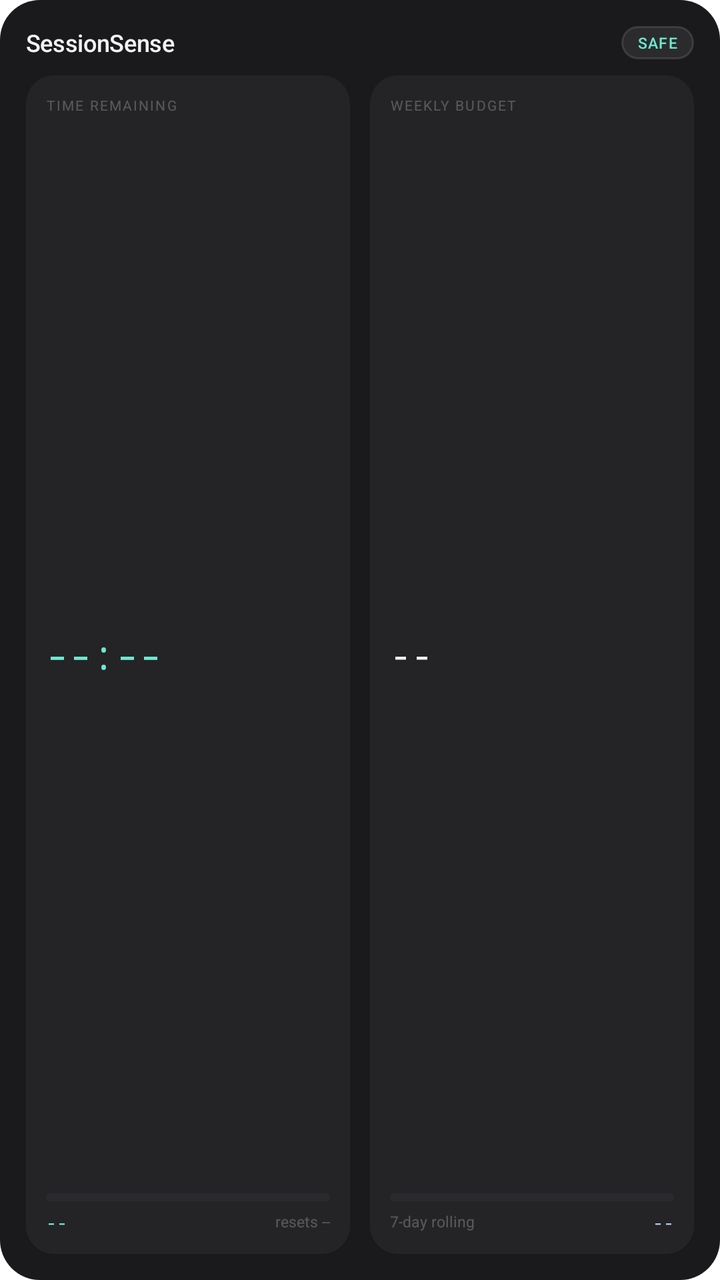
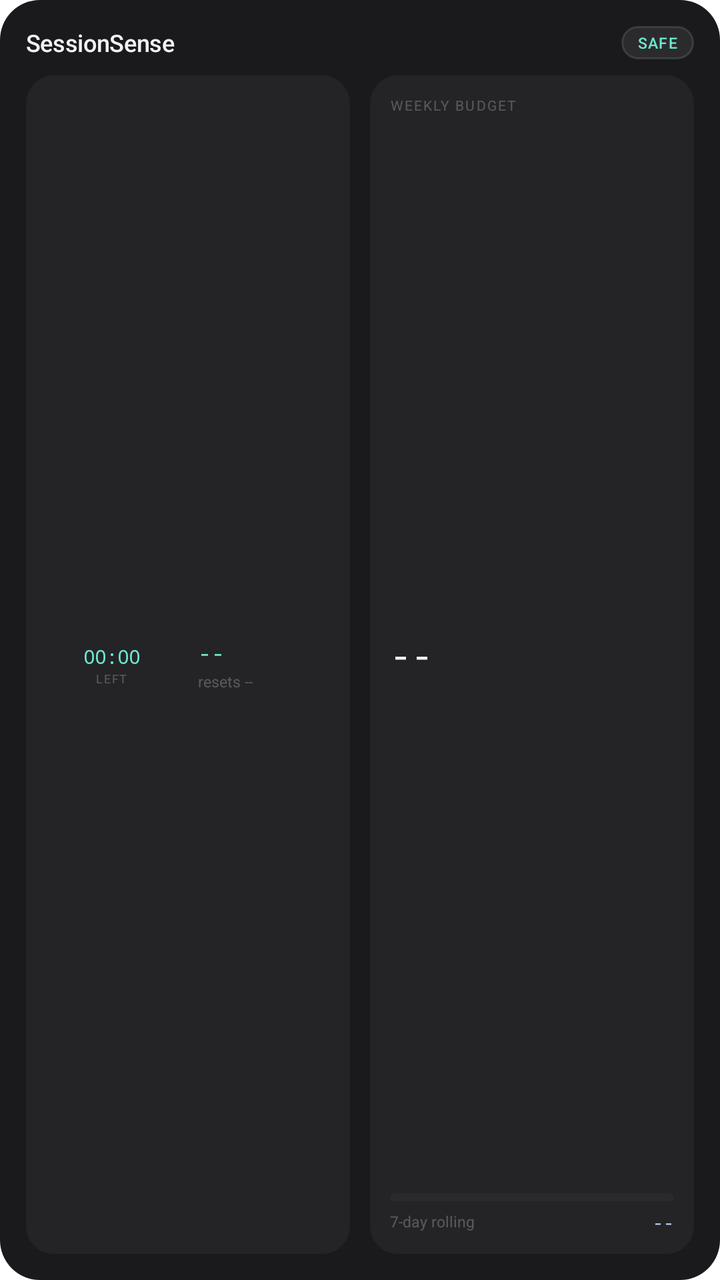

Before-and-after screenshots of an Android layout around one commit, followed by the original layout XML and the change that was made.
<!-- AndroidManifest.xml: fallback theme Theme.MaterialComponents.DayNight.NoActionBar -->
<!-- res/layout/widget_medium.xml -->
<?xml version="1.0" encoding="utf-8"?>
<LinearLayout xmlns:android="http://schemas.android.com/apk/res/android"
    android:layout_width="match_parent"
    android:layout_height="match_parent"
    android:orientation="vertical"
    android:background="@drawable/widget_bg"
    android:padding="13dp">

    
    <LinearLayout
        android:layout_width="match_parent"
        android:layout_height="wrap_content"
        android:orientation="horizontal"
        android:gravity="center_vertical"
        android:layout_marginBottom="8dp">

        <TextView
            android:layout_width="0dp"
            android:layout_height="wrap_content"
            android:layout_weight="1"
            android:text="SessionSense"
            android:textColor="#F2F2F3"
            android:textSize="12sp"
            android:fontFamily="sans-serif-medium"
            android:letterSpacing="-0.01" />

        <TextView
            android:id="@+id/widget_status_pill"
            android:layout_width="wrap_content"
            android:layout_height="wrap_content"
            android:text="SAFE"
            android:textColor="#6EE7D0"
            android:textSize="7.5sp"
            android:fontFamily="sans-serif-medium"
            android:letterSpacing="0.06"
            android:paddingStart="8dp"
            android:paddingEnd="8dp"
            android:paddingTop="3dp"
            android:paddingBottom="3dp"
            android:background="@drawable/widget_pill_neutral" />

    </LinearLayout>

    
    <LinearLayout
        android:layout_width="match_parent"
        android:layout_height="0dp"
        android:layout_weight="1"
        android:orientation="horizontal">

        
        <LinearLayout
            android:layout_width="0dp"
            android:layout_height="match_parent"
            android:layout_weight="1"
            android:orientation="vertical"
            android:background="@drawable/widget_section"
            android:padding="10dp"
            android:layout_marginEnd="5dp">

            <TextView
                android:layout_width="match_parent"
                android:layout_height="wrap_content"
                android:text="TIME REMAINING"
                android:textColor="#40F2F2F3"
                android:textSize="7sp"
                android:letterSpacing="0.10" />

            
            <TextView
                android:id="@+id/widget_session_remaining"
                android:layout_width="wrap_content"
                android:layout_height="0dp"
                android:layout_weight="1"
                android:gravity="center_vertical"
                android:text="--:--"
                android:textColor="#6EE7D0"
                android:textSize="20sp"
                android:fontFamily="monospace"
                android:letterSpacing="-0.02" />

            
            <ProgressBar
                android:id="@+id/widget_session_bar_teal"
                style="?android:attr/progressBarStyleHorizontal"
                android:layout_width="match_parent"
                android:layout_height="4dp"
                android:layout_marginBottom="4dp"
                android:progress="0"
                android:max="100"
                android:progressDrawable="@drawable/widget_progress_teal" />

            <ProgressBar
                android:id="@+id/widget_session_bar_amber"
                style="?android:attr/progressBarStyleHorizontal"
                android:layout_width="match_parent"
                android:layout_height="4dp"
                android:layout_marginBottom="4dp"
                android:progress="0"
                android:max="100"
                android:visibility="gone"
                android:progressDrawable="@drawable/widget_progress_amber" />

            <ProgressBar
                android:id="@+id/widget_session_bar_coral"
                style="?android:attr/progressBarStyleHorizontal"
                android:layout_width="match_parent"
                android:layout_height="4dp"
                android:layout_marginBottom="4dp"
                android:progress="0"
                android:max="100"
                android:visibility="gone"
                android:progressDrawable="@drawable/widget_progress_coral" />

            
            <LinearLayout
                android:layout_width="match_parent"
                android:layout_height="wrap_content"
                android:orientation="horizontal"
                android:gravity="center_vertical">

                <TextView
                    android:id="@+id/widget_session_pct"
                    android:layout_width="0dp"
                    android:layout_height="wrap_content"
                    android:layout_weight="1"
                    android:text="--"
                    android:textColor="#6EE7D0"
                    android:textSize="9sp"
                    android:fontFamily="monospace" />

                <TextView
                    android:id="@+id/widget_session_reset"
                    android:layout_width="wrap_content"
                    android:layout_height="wrap_content"
                    android:text="resets --"
                    android:textColor="#40F2F2F3"
                    android:textSize="7.5sp"
                    android:singleLine="true"
                    android:ellipsize="end" />

            </LinearLayout>

        </LinearLayout>

        
        <LinearLayout
            android:layout_width="0dp"
            android:layout_height="match_parent"
            android:layout_weight="1"
            android:orientation="vertical"
            android:background="@drawable/widget_section"
            android:padding="10dp"
            android:layout_marginStart="5dp">

            <TextView
                android:layout_width="match_parent"
                android:layout_height="wrap_content"
                android:text="WEEKLY BUDGET"
                android:textColor="#40F2F2F3"
                android:textSize="7sp"
                android:letterSpacing="0.10" />

            
            <TextView
                android:id="@+id/widget_est_tokens"
                android:layout_width="wrap_content"
                android:layout_height="0dp"
                android:layout_weight="1"
                android:gravity="center_vertical"
                android:text="--"
                android:textColor="#F2F2F3"
                android:textSize="18sp"
                android:fontFamily="monospace" />

            <ProgressBar
                android:id="@+id/widget_weekly_bar"
                style="?android:attr/progressBarStyleHorizontal"
                android:layout_width="match_parent"
                android:layout_height="4dp"
                android:layout_marginBottom="4dp"
                android:progress="0"
                android:max="100"
                android:progressDrawable="@drawable/widget_progress_blue" />

            
            <LinearLayout
                android:layout_width="match_parent"
                android:layout_height="wrap_content"
                android:orientation="horizontal"
                android:gravity="center_vertical">

                <TextView
                    android:layout_width="0dp"
                    android:layout_height="wrap_content"
                    android:layout_weight="1"
                    android:text="7-day rolling"
                    android:textColor="#40F2F2F3"
                    android:textSize="7.5sp" />

                <TextView
                    android:id="@+id/widget_weekly_pct"
                    android:layout_width="wrap_content"
                    android:layout_height="wrap_content"
                    android:text="--"
                    android:textColor="#B8C4F0"
                    android:textSize="9sp"
                    android:fontFamily="monospace" />

            </LinearLayout>

        </LinearLayout>

    </LinearLayout>

</LinearLayout>
<!-- resources referenced by this layout -->
<resources>
  <!-- drawable widget_bg (drawable) -->
  <?xml version="1.0" encoding="utf-8"?>
  <shape xmlns:android="http://schemas.android.com/apk/res/android"
      android:shape="rectangle">
      <solid android:color="#1A1A1C"/>
      <corners android:radius="20dp"/>
  </shape>
  <!-- drawable widget_pill_neutral (drawable) -->
  <?xml version="1.0" encoding="utf-8"?>
  <shape xmlns:android="http://schemas.android.com/apk/res/android"
      android:shape="rectangle">
      <solid android:color="#14F2F2F3"/>
      <stroke android:width="1dp" android:color="#1FF2F2F3"/>
      <corners android:radius="20dp"/>
  </shape>
  <!-- drawable widget_progress_amber (drawable) -->
  <?xml version="1.0" encoding="utf-8"?>
  <layer-list xmlns:android="http://schemas.android.com/apk/res/android">
      <item android:id="@android:id/background">
          <shape android:shape="rectangle">
              <solid android:color="#2A2A2E"/>
              <corners android:radius="4dp"/>
          </shape>
      </item>
      <item android:id="@android:id/progress">
          <clip android:clipOrientation="horizontal" android:gravity="start">
              <shape android:shape="rectangle">
                  <solid android:color="#F4C77A"/>
                  <corners android:radius="4dp"/>
              </shape>
          </clip>
      </item>
  </layer-list>
  <!-- drawable widget_progress_blue (drawable) -->
  <?xml version="1.0" encoding="utf-8"?>
  <layer-list xmlns:android="http://schemas.android.com/apk/res/android">
      <item android:id="@android:id/background">
          <shape android:shape="rectangle">
              <solid android:color="#2A2A2E"/>
              <corners android:radius="4dp"/>
          </shape>
      </item>
      <item android:id="@android:id/progress">
          <clip android:clipOrientation="horizontal" android:gravity="start">
              <shape android:shape="rectangle">
                  <solid android:color="#B8C4F0"/>
                  <corners android:radius="4dp"/>
              </shape>
          </clip>
      </item>
  </layer-list>
  <!-- drawable widget_progress_coral (drawable) -->
  <?xml version="1.0" encoding="utf-8"?>
  <layer-list xmlns:android="http://schemas.android.com/apk/res/android">
      <item android:id="@android:id/background">
          <shape android:shape="rectangle">
              <solid android:color="#2A2A2E"/>
              <corners android:radius="4dp"/>
          </shape>
      </item>
      <item android:id="@android:id/progress">
          <clip android:clipOrientation="horizontal" android:gravity="start">
              <shape android:shape="rectangle">
                  <solid android:color="#F48A7A"/>
                  <corners android:radius="4dp"/>
              </shape>
          </clip>
      </item>
  </layer-list>
  <!-- drawable widget_progress_teal (drawable) -->
  <?xml version="1.0" encoding="utf-8"?>
  <layer-list xmlns:android="http://schemas.android.com/apk/res/android">
      <item android:id="@android:id/background">
          <shape android:shape="rectangle">
              <solid android:color="#2A2A2E"/>
              <corners android:radius="4dp"/>
          </shape>
      </item>
      <item android:id="@android:id/progress">
          <clip android:clipOrientation="horizontal" android:gravity="start">
              <shape android:shape="rectangle">
                  <solid android:color="#6EE7D0"/>
                  <corners android:radius="4dp"/>
              </shape>
          </clip>
      </item>
  </layer-list>
  <!-- drawable widget_section (drawable) -->
  <?xml version="1.0" encoding="utf-8"?>
  <shape xmlns:android="http://schemas.android.com/apk/res/android"
      android:shape="rectangle">
      <solid android:color="#242426"/>
      <corners android:radius="14dp"/>
  </shape>
</resources>

<!-- the commit's change to res/layout/widget_medium.xml (unified diff, before → after) -->
@@ -53,91 +53,77 @@
             android:layout_width="0dp"
             android:layout_height="match_parent"
             android:layout_weight="1"
-            android:orientation="vertical"
+            android:orientation="horizontal"
+            android:gravity="center_vertical"
             android:background="@drawable/widget_section"
             android:padding="10dp"
             android:layout_marginEnd="5dp">
 
-            <TextView
-                android:layout_width="match_parent"
+            <FrameLayout
+                android:layout_width="66dp"
+                android:layout_height="66dp">
+
+                <ImageView
+                    android:id="@+id/widget_session_ring"
+                    android:layout_width="66dp"
+                    android:layout_height="66dp" />
+
+                <LinearLayout
+                    android:layout_width="66dp"
+                    android:layout_height="66dp"
+                    android:orientation="vertical"
+                    android:gravity="center">
+
+                    <Chronometer
+                        android:id="@+id/widget_session_remaining"
+                        android:layout_width="wrap_content"
+                        android:layout_height="wrap_content"
+                        android:text="--:--"
+                        android:textColor="#6EE7D0"
+                        android:textSize="10sp"
+                        android:fontFamily="monospace"
+                        android:letterSpacing="-0.04" />
+
+                    <TextView
+                        android:layout_width="wrap_content"
+                        android:layout_height="wrap_content"
+                        android:text="LEFT"
+                        android:textColor="#40F2F2F3"
+                        android:textSize="6sp"
+                        android:letterSpacing="0.1" />
+
+                </LinearLayout>
+
+            </FrameLayout>
+
+            <LinearLayout
+                android:layout_width="0dp"
                 android:layout_height="wrap_content"
-                android:text="TIME REMAINING"
-                android:textColor="#40F2F2F3"
-                android:textSize="7sp"
-                android:letterSpacing="0.10" />
-
-            
-            <TextView
-                android:id="@+id/widget_session_remaining"
-                android:layout_width="wrap_content"
-                android:layout_height="0dp"
                 android:layout_weight="1"
-                android:gravity="center_vertical"
-                android:text="--:--"
-                android:textColor="#6EE7D0"
-                android:textSize="20sp"
-                android:fontFamily="monospace"
-                android:letterSpacing="-0.02" />
-
-            
-            <ProgressBar
-                android:id="@+id/widget_session_bar_teal"
-                style="?android:attr/progressBarStyleHorizontal"
-                android:layout_width="match_parent"
-                android:layout_height="4dp"
-                android:layout_marginBottom="4dp"
-                android:progress="0"
-                android:max="100"
-                android:progressDrawable="@drawable/widget_progress_teal" />
-
-            <ProgressBar
-                android:id="@+id/widget_session_bar_amber"
-                style="?android:attr/progressBarStyleHorizontal"
-                android:layout_width="match_parent"
-                android:layout_height="4dp"
-                android:layout_marginBottom="4dp"
-                android:progress="0"
-                android:max="100"
-                android:visibility="gone"
-                android:progressDrawable="@drawable/widget_progress_amber" />
-
-            <ProgressBar
-                android:id="@+id/widget_session_bar_coral"
-                style="?android:attr/progressBarStyleHorizontal"
-                android:layout_width="match_parent"
-                android:layout_height="4dp"
-                android:layout_marginBottom="4dp"
-                android:progress="0"
-                android:max="100"
-                android:visibility="gone"
-                android:progressDrawable="@drawable/widget_progress_coral" />
-
-            
-            <LinearLayout
-                android:layout_width="match_parent"
-                android:layout_height="wrap_content"
-                android:orientation="horizontal"
-                android:gravity="center_vertical">
+                android:orientation="vertical"
+                android:layout_marginStart="10dp">
 
                 <TextView
                     android:id="@+id/widget_session_pct"
-                    android:layout_width="0dp"
-                    android:layout_height="wrap_content"
-                    android:layout_weight="1"
+                    android:layout_width="match_parent"
+                    android:layout_height="wrap_content"
                     android:text="--"
                     android:textColor="#6EE7D0"
-                    android:textSize="9sp"
-                    android:fontFamily="monospace" />
+                    android:textSize="11sp"
+                    android:fontFamily="monospace"
+                    android:singleLine="true"
+                    android:ellipsize="end" />
 
                 <TextView
                     android:id="@+id/widget_session_reset"
-                    android:layout_width="wrap_content"
+                    android:layout_width="match_parent"
                     android:layout_height="wrap_content"
                     android:text="resets --"
                     android:textColor="#40F2F2F3"
                     android:textSize="7.5sp"
                     android:singleLine="true"
-                    android:ellipsize="end" />
+                    android:ellipsize="end"
+                    android:layout_marginTop="2dp" />
 
             </LinearLayout>
 
<!-- resource entries referenced after the edit -->
@@ -15,24 +15,6 @@
       <stroke android:width="1dp" android:color="#1FF2F2F3"/>
       <corners android:radius="20dp"/>
   </shape>
-  <!-- drawable widget_progress_amber (drawable) -->
-  <?xml version="1.0" encoding="utf-8"?>
-  <layer-list xmlns:android="http://schemas.android.com/apk/res/android">
-      <item android:id="@android:id/background">
-          <shape android:shape="rectangle">
-              <solid android:color="#2A2A2E"/>
-              <corners android:radius="4dp"/>
-          </shape>
-      </item>
-      <item android:id="@android:id/progress">
-          <clip android:clipOrientation="horizontal" android:gravity="start">
-              <shape android:shape="rectangle">
-                  <solid android:color="#F4C77A"/>
-                  <corners android:radius="4dp"/>
-              </shape>
-          </clip>
-      </item>
-  </layer-list>
   <!-- drawable widget_progress_blue (drawable) -->
   <?xml version="1.0" encoding="utf-8"?>
   <layer-list xmlns:android="http://schemas.android.com/apk/res/android">
@@ -51,42 +33,6 @@
           </clip>
       </item>
   </layer-list>
-  <!-- drawable widget_progress_coral (drawable) -->
-  <?xml version="1.0" encoding="utf-8"?>
-  <layer-list xmlns:android="http://schemas.android.com/apk/res/android">
-      <item android:id="@android:id/background">
-          <shape android:shape="rectangle">
-              <solid android:color="#2A2A2E"/>
-              <corners android:radius="4dp"/>
-          </shape>
-      </item>
-      <item android:id="@android:id/progress">
-          <clip android:clipOrientation="horizontal" android:gravity="start">
-              <shape android:shape="rectangle">
-                  <solid android:color="#F48A7A"/>
-                  <corners android:radius="4dp"/>
-              </shape>
-          </clip>
-      </item>
-  </layer-list>
-  <!-- drawable widget_progress_teal (drawable) -->
-  <?xml version="1.0" encoding="utf-8"?>
-  <layer-list xmlns:android="http://schemas.android.com/apk/res/android">
-      <item android:id="@android:id/background">
-          <shape android:shape="rectangle">
-              <solid android:color="#2A2A2E"/>
-              <corners android:radius="4dp"/>
-          </shape>
-      </item>
-      <item android:id="@android:id/progress">
-          <clip android:clipOrientation="horizontal" android:gravity="start">
-              <shape android:shape="rectangle">
-                  <solid android:color="#6EE7D0"/>
-                  <corners android:radius="4dp"/>
-              </shape>
-          </clip>
-      </item>
-  </layer-list>
   <!-- drawable widget_section (drawable) -->
   <?xml version="1.0" encoding="utf-8"?>
   <shape xmlns:android="http://schemas.android.com/apk/res/android"
